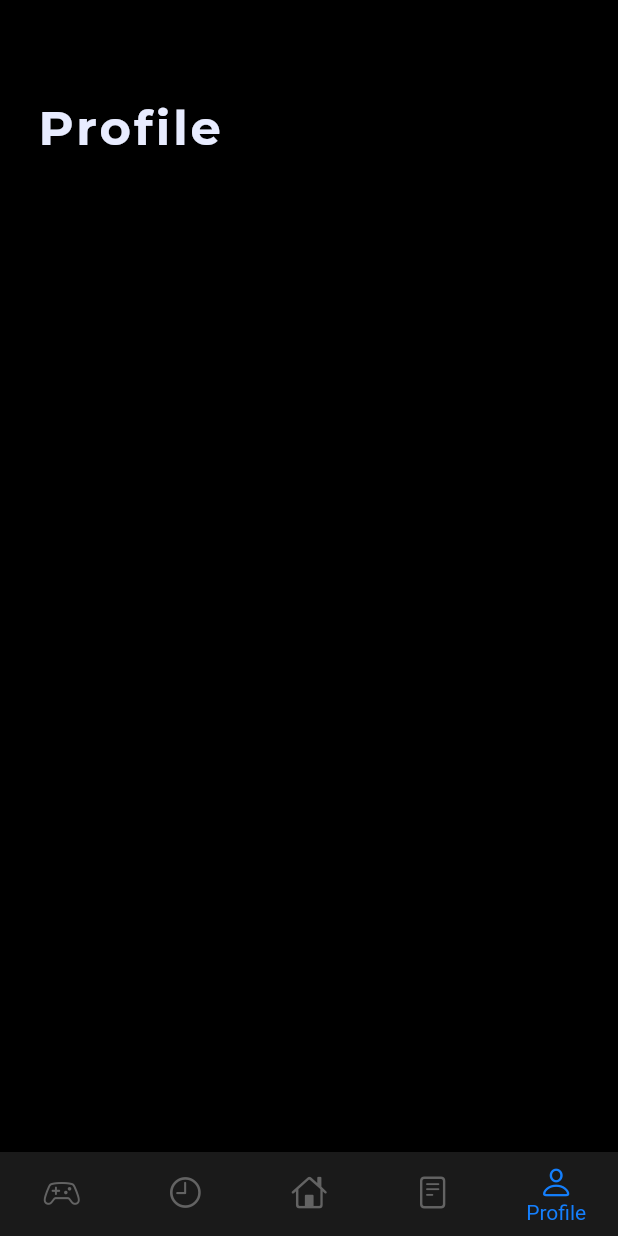
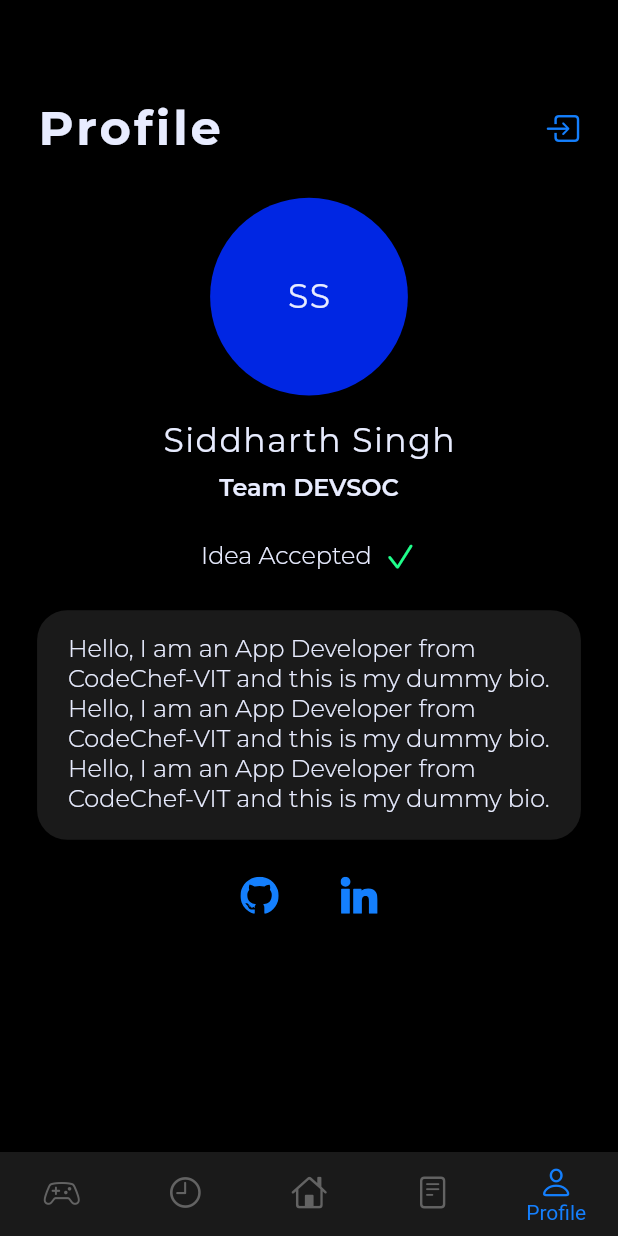
Before and after one commit to CodeChefVIT/DEVSOC21-App, a Flutter app: the screen it shows after launch, item 5 of the bottom bar chosen, on a phone screen of 412 x 824 dp. Run offline on Flutter 3.47's test engine with Material 2 defaults, Android fonts, the phone set to English and light mode, and no system bars; our stand-ins replace dio, dotted_border, flutter_svg, get, google_fonts, pull_to_refresh and 1 more; network calls fail; project files that could hold a hidden picture were left out.

Commit message:
profile page done

```diff
--- a/devsoc_app/lib/constants/svg.dart
+++ b/devsoc_app/lib/constants/svg.dart
@@ -2,3 +2,4 @@ String discord = "assets/svg/discord.svg";
 String youtube = "assets/svg/yt.svg";
 String cc = "assets/svg/cc.svg";
 String github = "assets/svg/github.svg";
+String linkedin = "assets/svg/linkedin.svg";
--- a/devsoc_app/lib/helpers/theme.dart
+++ b/devsoc_app/lib/helpers/theme.dart
@@ -9,6 +9,7 @@ class ThemeHelper {
   Color inactiveColor = Color(0xff636363);
   Color white = Color(0xffe8ecff);
   Color errorColor = Color(0xffff1f5a);
+  Color acceptColor = Color(0xff1fff8b);
 
   TextStyle heading = GoogleFonts.montserrat(
     color: Color(0xffe8ecff),
--- a/devsoc_app/lib/screens/formSubmitted.dart
+++ b/devsoc_app/lib/screens/formSubmitted.dart
@@ -31,14 +31,14 @@ class _FormSubmittedState extends State<FormSubmitted> {
             Icon(
               CupertinoIcons.checkmark_seal_fill,
               color: t.activeColor,
-              size: 32,
+              size: 36,
             ),
             SizedBox(
               height: s.hHelper(2),
             ),
             Text(
               "Form submitted successfully!",
-              style: t.subheadingColor,
+              style: t.smallTextColor,
             ),
           ],
         ),
--- a/devsoc_app/lib/screens/profileScreen.dart
+++ b/devsoc_app/lib/screens/profileScreen.dart
@@ -1,6 +1,9 @@
+import 'package:devsoc_app/constants/svg.dart';
 import 'package:devsoc_app/helpers/size.dart';
 import 'package:devsoc_app/helpers/theme.dart';
+import 'package:flutter/cupertino.dart';
 import 'package:flutter/material.dart';
+import 'package:flutter_svg/svg.dart';
 
 class Profile extends StatefulWidget {
   @override
@@ -18,13 +21,109 @@ class _ProfileState extends State<Profile> {
       ),
       child: Stack(
         children: [
-          Column(
-            crossAxisAlignment: CrossAxisAlignment.start,
+          SingleChildScrollView(
+            child: Column(
+              crossAxisAlignment: CrossAxisAlignment.center,
               children: [
                 SizedBox(
-                height: s.hHelper(14),
+                  height: s.hHelper(16),
+                ),
+                Container(
+                  height: s.hHelper(16),
+                  decoration: BoxDecoration(
+                    shape: BoxShape.circle,
+                    color: t.secondaryBgColor,
+                  ),
+                  child: Center(
+                    child: Text(
+                      "SS",
+                      style: t.subheading,
+                    ),
+                  ),
+                ),
+                SizedBox(
+                  height: s.hHelper(2),
+                ),
+                Text(
+                  "Siddharth Singh",
+                  style: t.subheading,
+                ),
+                SizedBox(
+                  height: s.hHelper(1),
+                ),
+                Text(
+                  "Team " + "DEVSOC",
+                  style: t.smallTextBold,
+                ),
+                SizedBox(
+                  height: s.hHelper(3),
+                ),
+                Row(
+                  mainAxisAlignment: MainAxisAlignment.center,
+                  children: [
+                    Text(
+                      "Idea Accepted",
+                      style: t.smallText,
+                    ),
+                    SizedBox(
+                      width: s.wHelper(2),
+                    ),
+                    Icon(
+                      CupertinoIcons.check_mark,
+                      color: t.acceptColor,
+                      size: 22,
                     ),
                   ],
+                ),
+                SizedBox(
+                  height: s.hHelper(3),
+                ),
+                Container(
+                  decoration: BoxDecoration(
+                    color: t.altBgColor,
+                    borderRadius: BorderRadius.all(
+                      Radius.circular(20),
+                    ),
+                  ),
+                  padding: EdgeInsets.symmetric(
+                    horizontal: s.wHelper(5),
+                    vertical: s.hHelper(2),
+                  ),
+                  width: s.wHelper(90),
+                  child: Text(
+                    "Hello, I am an App Developer from CodeChef-VIT and this is my dummy bio. Hello, I am an App Developer from CodeChef-VIT and this is my dummy bio. Hello, I am an App Developer from CodeChef-VIT and this is my dummy bio.",
+                    style: t.smallText,
+                  ),
+                ),
+                SizedBox(
+                  height: s.hHelper(3),
+                ),
+                Row(
+                  mainAxisAlignment: MainAxisAlignment.center,
+                  children: [
+                    GestureDetector(
+                      onTap: () {},
+                      child: SvgPicture.asset(
+                        github,
+                        height: s.hHelper(3),
+                        color: t.activeColor,
+                      ),
+                    ),
+                    SizedBox(
+                      width: s.wHelper(10),
+                    ),
+                    GestureDetector(
+                      onTap: () {},
+                      child: SvgPicture.asset(
+                        linkedin,
+                        height: s.hHelper(3),
+                        color: t.activeColor,
+                      ),
+                    ),
+                  ],
+                ),
+              ],
+            ),
           ),
           Container(
             color: t.bgColor,
@@ -36,9 +135,21 @@ class _ProfileState extends State<Profile> {
                 SizedBox(
                   height: s.hHelper(8),
                 ),
+                Row(
+                  children: [
                     Text(
                       "Profile",
                       style: t.heading,
+                    ),
+                    Spacer(),
+                    GestureDetector(
+                      onTap: () {},
+                      child: Icon(
+                        CupertinoIcons.square_arrow_right,
+                        color: t.activeColor,
+                      ),
+                    ),
+                  ],
                 ),
               ],
             ),
--- a/devsoc_app/pubspec.yaml
+++ b/devsoc_app/pubspec.yaml
@@ -59,6 +59,7 @@ flutter:
     - assets/svg/yt.svg
     - assets/svg/cc.svg
     - assets/svg/github.svg
+    - assets/svg/linkedin.svg
 
   # An image asset can refer to one or more resolution-specific "variants", see
   # https://flutter.dev/assets-and-images/#resolution-aware.
```
Also changed, not shown: devsoc_app/assets/svg/linkedin.svg (added). Lines whose indentation alone changed are shown as unchanged.
